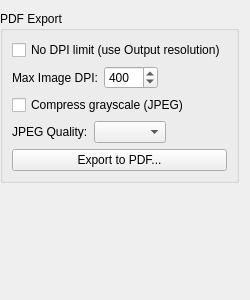
Before: the Qt Designer form src/core/filters/export/OptionsWidget.ui in abandoned-industries/scantailor-spectre, drawn with Qt 5.
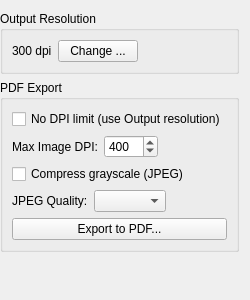
After: the same form once the commit is applied. Icons and pictures are not drawn.

What changed in the file:
```diff
--- a/src/core/filters/export/OptionsWidget.ui
+++ b/src/core/filters/export/OptionsWidget.ui
@@ -17,6 +17,39 @@
    <property name="leftMargin">
     <number>0</number>
    </property>
+   <item>
+    <widget class="QGroupBox" name="outputResolutionGroup">
+     <property name="title">
+      <string>Output Resolution</string>
+     </property>
+     <layout class="QHBoxLayout" name="outputResLayout">
+      <item>
+       <widget class="QLabel" name="outputDpiLabel">
+        <property name="text">
+         <string>300 dpi</string>
+        </property>
+       </widget>
+      </item>
+      <item>
+       <widget class="QPushButton" name="changeOutputDpiBtn">
+        <property name="text">
+         <string>Change ...</string>
+        </property>
+       </widget>
+      </item>
+      <item>
+       <spacer name="outputDpiSpacer">
+        <property name="orientation">
+         <enum>Qt::Horizontal</enum>
+        </property>
+        <property name="sizeHint" stdset="0">
+         <size><width>1</width><height>1</height></size>
+        </property>
+       </spacer>
+      </item>
+     </layout>
+    </widget>
+   </item>
    <item>
     <widget class="QGroupBox" name="pdfExportGroup">
      <property name="title">
```
